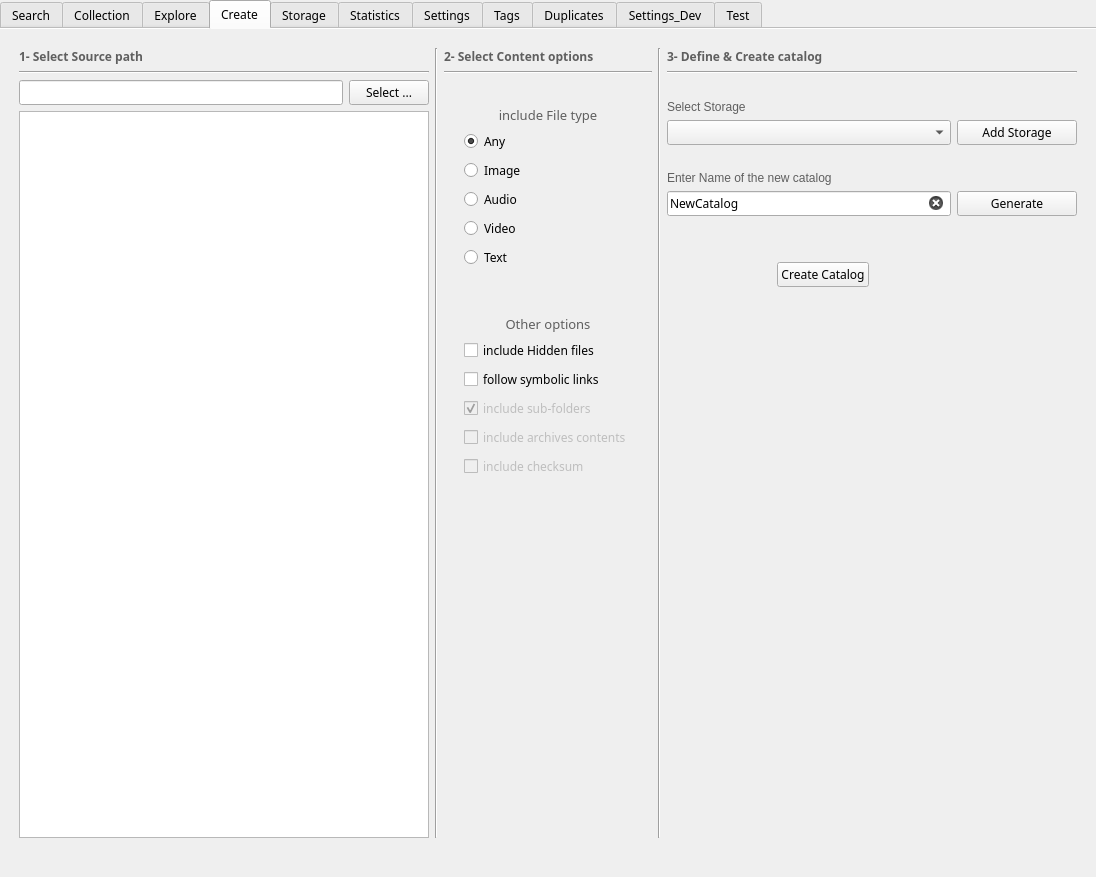
Old version of the form mainwindow.ui in the repository StephaneCouturier/Katalog.
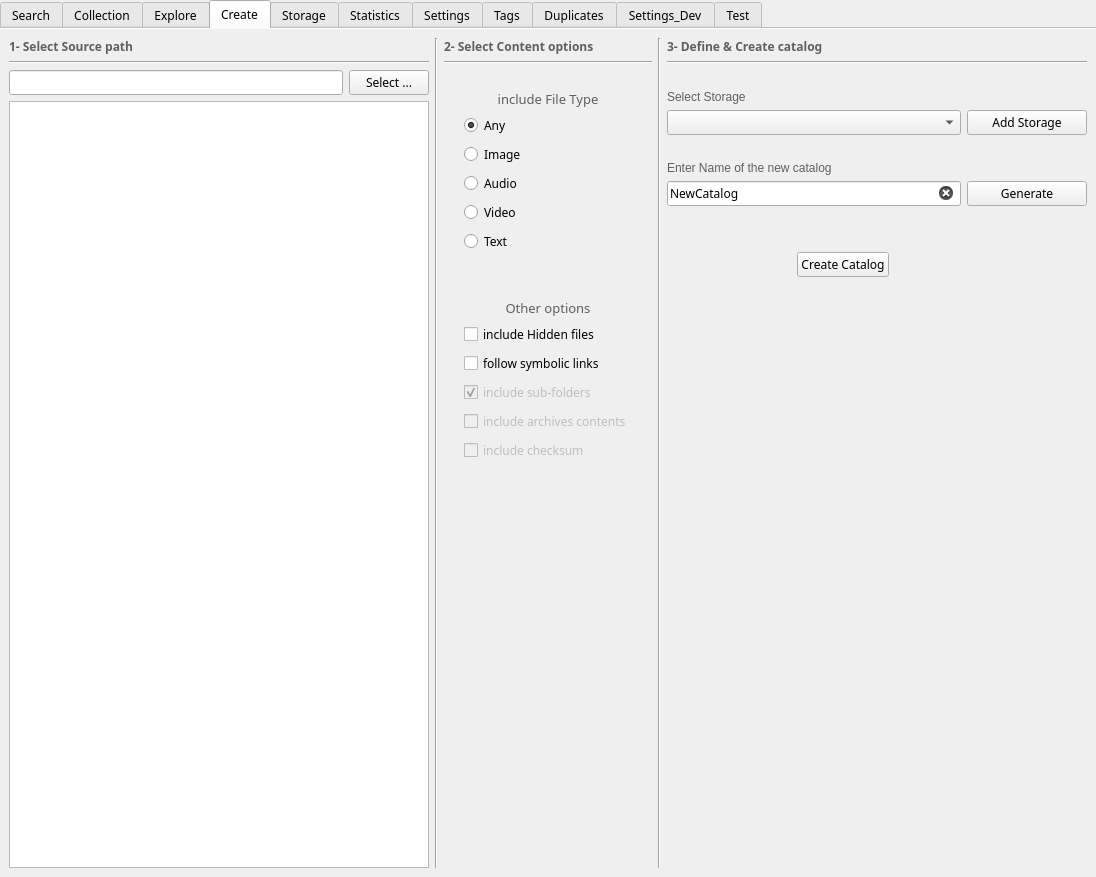
New version of the form. The open tabs and pages were chosen to show the change. Icons and pictures are not drawn. Custom widgets are drawn as their Qt base class.

```diff
--- a/mainwindow.ui
+++ b/mainwindow.ui
@@ -1834,116 +1834,10 @@
         <string>Create</string>
        </attribute>
        <layout class="QGridLayout" name="gridLayout_3">
-        <item row="0" column="0">
-         <layout class="QVBoxLayout" name="VL_SelectCatalogPath" stretch="0,0">
-          <property name="leftMargin">
-           <number>10</number>
-          </property>
-          <property name="topMargin">
-           <number>10</number>
-          </property>
-          <property name="rightMargin">
-           <number>10</number>
-          </property>
-          <property name="bottomMargin">
-           <number>10</number>
-          </property>
+        <item row="0" column="2">
+         <layout class="QVBoxLayout" name="Create_verticalLayout_2_OptionsButton">
           <item>
-           <layout class="QHBoxLayout" name="horizontalLayout_4">
-            <property name="spacing">
-             <number>6</number>
-            </property>
-            <property name="topMargin">
-             <number>0</number>
-            </property>
-            <item>
-             <layout class="QVBoxLayout" name="verticalLayout_8">
-              <item>
-               <widget class="QLabel" name="L_SelectThePath">
-                <property name="minimumSize">
-                 <size>
-                  <width>0</width>
-                  <height>0</height>
-                 </size>
-                </property>
-                <property name="maximumSize">
-                 <size>
-                  <width>150</width>
-                  <height>16777215</height>
-                 </size>
-                </property>
-                <property name="font">
-                 <font>
-                  <family>Open Sans</family>
-                  <weight>75</weight>
-                  <bold>true</bold>
-                 </font>
-                </property>
-                <property name="styleSheet">
-                 <string notr="true">color: rgb(95, 95, 95);</string>
-                </property>
-                <property name="text">
-                 <string>1- Select Source path</string>
-                </property>
-                <property name="margin">
-                 <number>6</number>
-                </property>
-               </widget>
-              </item>
-              <item>
-               <widget class="Line" name="line_5">
-                <property name="orientation">
-                 <enum>Qt::Horizontal</enum>
-                </property>
-               </widget>
-              </item>
-              <item>
-               <layout class="QHBoxLayout" name="horizontalLayout_19">
-                <item>
-                 <widget class="QLineEdit" name="LE_NewCatalogPath">
-                  <property name="text">
-                   <string/>
-                  </property>
-                  <property name="clearButtonEnabled">
-                   <bool>true</bool>
-                  </property>
-                 </widget>
-                </item>
-                <item>
-                 <widget class="QPushButton" name="PB_PickPath">
-                  <property name="maximumSize">
-                   <size>
-                    <width>100</width>
-                    <height>16777215</height>
-                   </size>
-                  </property>
-                  <property name="text">
-                   <string>Select ...</string>
-                  </property>
-                  <property name="icon">
-                   <iconset theme="edit-select">
-                    <normaloff>.</normaloff>.</iconset>
-                  </property>
-                 </widget>
-                </item>
-               </layout>
-              </item>
-              <item>
-               <widget class="QTreeView" name="TV_Explorer"/>
-              </item>
-             </layout>
-            </item>
-            <item>
-             <widget class="Line" name="line_3">
-              <property name="orientation">
-               <enum>Qt::Vertical</enum>
-              </property>
-             </widget>
-            </item>
-            <item>
-             <layout class="QVBoxLayout" name="VL_OptionsButton">
-              <item>
-               <widget class="QLabel" name="label_19">
+           <widget class="QLabel" name="Create_label_SelectContent">
                 <property name="font">
                  <font>
                   <family>Noto Sans</family>
@@ -1963,14 +1857,14 @@
                </widget>
               </item>
               <item>
-               <widget class="Line" name="line_6">
+           <widget class="Line" name="Create_hline_02">
                 <property name="orientation">
                  <enum>Qt::Horizontal</enum>
                 </property>
                </widget>
               </item>
               <item>
-               <layout class="QVBoxLayout" name="VL_includeFileType">
+           <layout class="QVBoxLayout" name="Create_verticalLayout_includeFileType">
                 <property name="leftMargin">
                  <number>20</number>
                 </property>
@@ -1984,10 +1878,7 @@
                  <number>20</number>
                 </property>
                 <item>
-                 <widget class="QWidget" name="widget_2" native="true"/>
-                </item>
-                <item>
-                 <widget class="QLabel" name="label_12">
+             <widget class="QLabel" name="Create_label_includeFileType">
                   <property name="font">
                    <font>
                     <family>Noto Sans</family>
@@ -1999,7 +1890,7 @@
                    <string notr="true">color: rgb(95, 95, 95);</string>
                   </property>
                   <property name="text">
-                   <string>include File type</string>
+               <string>include File Type</string>
                   </property>
                   <property name="alignment">
                    <set>Qt::AlignCenter</set>
@@ -2077,7 +1968,7 @@
                </layout>
               </item>
               <item>
-               <layout class="QVBoxLayout" name="VL_includeOther">
+           <layout class="QVBoxLayout" name="Create_verticalLayout_includeOther">
                 <property name="leftMargin">
                  <number>20</number>
                 </property>
@@ -2172,7 +2063,7 @@
                </layout>
               </item>
               <item>
-               <spacer name="verticalSpacer_8">
+           <spacer name="Create_verticalSpacer_01">
                 <property name="orientation">
                  <enum>Qt::Vertical</enum>
                 </property>
@@ -2186,20 +2077,16 @@
               </item>
              </layout>
             </item>
-            <item>
-             <widget class="Line" name="line_4">
-              <property name="orientation">
-               <enum>Qt::Vertical</enum>
-              </property>
-             </widget>
-            </item>
-            <item>
-             <layout class="QVBoxLayout" name="verticalLayout">
+        <item row="0" column="4">
+         <layout class="QVBoxLayout" name="Create_verticalLayout_3_DefineCreate">
+          <property name="spacing">
+           <number>6</number>
+          </property>
               <property name="topMargin">
                <number>0</number>
               </property>
               <item>
-               <widget class="QLabel" name="label_20">
+           <widget class="QLabel" name="Create_label_DefineCreate">
                 <property name="font">
                  <font>
                   <family>Noto Sans</family>
@@ -2219,14 +2106,14 @@
                </widget>
               </item>
               <item>
-               <widget class="Line" name="line_7">
+           <widget class="Line" name="Create_hline_03">
                 <property name="orientation">
                  <enum>Qt::Horizontal</enum>
                 </property>
                </widget>
               </item>
               <item>
-               <spacer name="verticalSpacer_4">
+           <spacer name="Create_verticalSpacer_02">
                 <property name="orientation">
                  <enum>Qt::Vertical</enum>
                 </property>
@@ -2242,7 +2129,7 @@
                </spacer>
               </item>
               <item>
-               <widget class="QLabel" name="L_C_Storage">
+           <widget class="QLabel" name="Create_label_SelectStorage">
                 <property name="styleSheet">
                  <string notr="true">color: rgb(95, 95, 95);</string>
                 </property>
@@ -2252,7 +2139,7 @@
                </widget>
               </item>
               <item>
-               <layout class="QHBoxLayout" name="horizontalLayout_16">
+           <layout class="QHBoxLayout" name="Create_horizontalLayout_AddStorage">
                 <item>
                  <widget class="QComboBox" name="CB_C_StorageSelection">
                   <property name="sizePolicy">
@@ -2289,7 +2176,7 @@
                </layout>
               </item>
               <item>
-               <spacer name="verticalSpacer_5">
+           <spacer name="Create_verticalSpacer_03">
                 <property name="orientation">
                  <enum>Qt::Vertical</enum>
                 </property>
@@ -2305,7 +2192,7 @@
                </spacer>
               </item>
               <item>
-               <widget class="QLabel" name="L_CatalogName">
+           <widget class="QLabel" name="Create_label_CatalogName">
                 <property name="styleSheet">
                  <string notr="true">color: rgb(95, 95, 95);</string>
                 </property>
@@ -2318,7 +2205,7 @@
                </widget>
               </item>
               <item>
-               <layout class="QHBoxLayout" name="horizontalLayout_6">
+           <layout class="QHBoxLayout" name="Create_horizontalLayout_Generate">
                 <item>
                  <widget class="QLineEdit" name="LE_NewCatalogName">
                   <property name="text">
@@ -2361,7 +2248,7 @@
                </layout>
               </item>
               <item>
-               <spacer name="verticalSpacer">
+           <spacer name="Create_verticalSpacer_04">
                 <property name="orientation">
                  <enum>Qt::Vertical</enum>
                 </property>
@@ -2377,7 +2264,7 @@
                </spacer>
               </item>
               <item>
-               <layout class="QHBoxLayout" name="horizontalLayout_21">
+           <layout class="QHBoxLayout" name="Create_horizontalLayout_Create">
                 <item>
                  <spacer name="horizontalSpacer_29">
                   <property name="orientation">
@@ -2388,7 +2275,7 @@
                   </property>
                   <property name="sizeHint" stdset="0">
                    <size>
-                    <width>110</width>
+                <width>130</width>
                     <height>20</height>
                    </size>
                   </property>
@@ -2436,7 +2323,7 @@
                </layout>
               </item>
               <item>
-               <spacer name="verticalSpacer_3">
+           <spacer name="Create_verticalSpacer_05">
                 <property name="orientation">
                  <enum>Qt::Vertical</enum>
                 </property>
@@ -2450,25 +2337,95 @@
               </item>
              </layout>
             </item>
-           </layout>
-          </item>
+        <item row="0" column="1">
+         <widget class="Line" name="Create_vline_01">
+          <property name="orientation">
+           <enum>Qt::Vertical</enum>
+          </property>
+         </widget>
+        </item>
+        <item row="0" column="3">
+         <widget class="Line" name="Create_vline_02">
+          <property name="orientation">
+           <enum>Qt::Vertical</enum>
+          </property>
+         </widget>
+        </item>
+        <item row="0" column="0">
+         <layout class="QVBoxLayout" name="Create_verticalLayout_1_SelectPath">
           <item>
-           <layout class="QHBoxLayout" name="horizontalLayout_8">
+           <widget class="QLabel" name="Create_label_SelectThePath">
+            <property name="minimumSize">
+             <size>
+              <width>0</width>
+              <height>0</height>
+             </size>
+            </property>
+            <property name="maximumSize">
+             <size>
+              <width>150</width>
+              <height>16777215</height>
+             </size>
+            </property>
+            <property name="font">
+             <font>
+              <family>Open Sans</family>
+              <weight>75</weight>
+              <bold>true</bold>
+             </font>
+            </property>
+            <property name="styleSheet">
+             <string notr="true">color: rgb(95, 95, 95);</string>
+            </property>
+            <property name="text">
+             <string>1- Select Source path</string>
+            </property>
+            <property name="margin">
+             <number>6</number>
+            </property>
+           </widget>
+          </item>
             <item>
-             <spacer name="horizontalSpacer_15">
+           <widget class="Line" name="Create_hline_01">
               <property name="orientation">
                <enum>Qt::Horizontal</enum>
               </property>
-              <property name="sizeHint" stdset="0">
+           </widget>
+          </item>
+          <item>
+           <layout class="QHBoxLayout" name="Create_horizontalLayout_Input">
+            <item>
+             <widget class="QLineEdit" name="Create_lineEdit_NewCatalogPath">
+              <property name="text">
+               <string/>
+              </property>
+              <property name="clearButtonEnabled">
+               <bool>true</bool>
+              </property>
+             </widget>
+            </item>
+            <item>
+             <widget class="QPushButton" name="Create_pushButton_PickPath">
+              <property name="maximumSize">
                <size>
-                <width>40</width>
-                <height>20</height>
+                <width>100</width>
+                <height>16777215</height>
                </size>
               </property>
-             </spacer>
+              <property name="text">
+               <string>Select ...</string>
+              </property>
+              <property name="icon">
+               <iconset theme="edit-select">
+                <normaloff>.</normaloff>.</iconset>
+              </property>
+             </widget>
             </item>
            </layout>
           </item>
+          <item>
+           <widget class="QTreeView" name="Create_treeView_Explorer"/>
+          </item>
          </layout>
         </item>
        </layout>
```
Left out of the diff: 38 changed lines with no effect on the pictures. Lines whose indentation alone changed are shown as unchanged.
